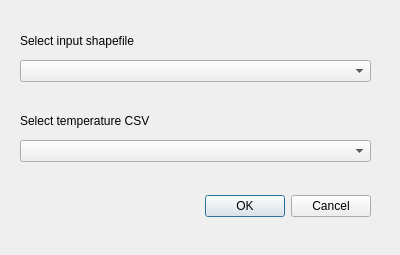
saadsaifse/flight-analysis, file src/plugin/movement_analysis/movement_analysis_dialog_base.ui: the form before one commit.
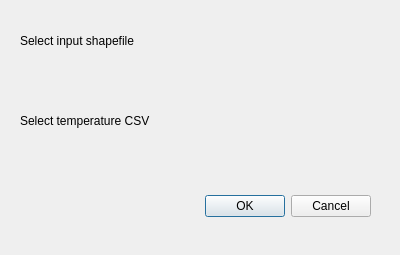
The form after the commit. Custom widgets are drawn as their Qt base class.

```diff
--- a/src/plugin/movement_analysis/movement_analysis_dialog_base.ui
+++ b/src/plugin/movement_analysis/movement_analysis_dialog_base.ui
@@ -29,26 +29,6 @@
     <set>QDialogButtonBox::Cancel|QDialogButtonBox::Ok</set>
    </property>
   </widget>
-  <widget class="QComboBox" name="comboBox">
-   <property name="geometry">
-    <rect>
-     <x>20</x>
-     <y>60</y>
-     <width>351</width>
-     <height>22</height>
-    </rect>
-   </property>
-  </widget>
-  <widget class="QComboBox" name="comboBox_2">
-   <property name="geometry">
-    <rect>
-     <x>20</x>
-     <y>140</y>
-     <width>351</width>
-     <height>22</height>
-    </rect>
-   </property>
-  </widget>
   <widget class="QLabel" name="label">
    <property name="geometry">
     <rect>
@@ -75,7 +55,34 @@
     <string>Select temperature CSV</string>
    </property>
   </widget>
+  <widget class="QgsFileWidget" name="mQgsFileWidget1">
+   <property name="geometry">
+    <rect>
+     <x>20</x>
+     <y>60</y>
+     <width>331</width>
+     <height>27</height>
+    </rect>
+   </property>
+  </widget>
+  <widget class="QgsFileWidget" name="mQgsFileWidget2">
+   <property name="geometry">
+    <rect>
+     <x>20</x>
+     <y>150</y>
+     <width>331</width>
+     <height>27</height>
+    </rect>
+   </property>
+  </widget>
  </widget>
+ <customwidgets>
+  <customwidget>
+   <class>QgsFileWidget</class>
+   <extends>QWidget</extends>
+   <header>qgsfilewidget.h</header>
+  </customwidget>
+ </customwidgets>
  <resources/>
  <connections>
   <connection>
```
